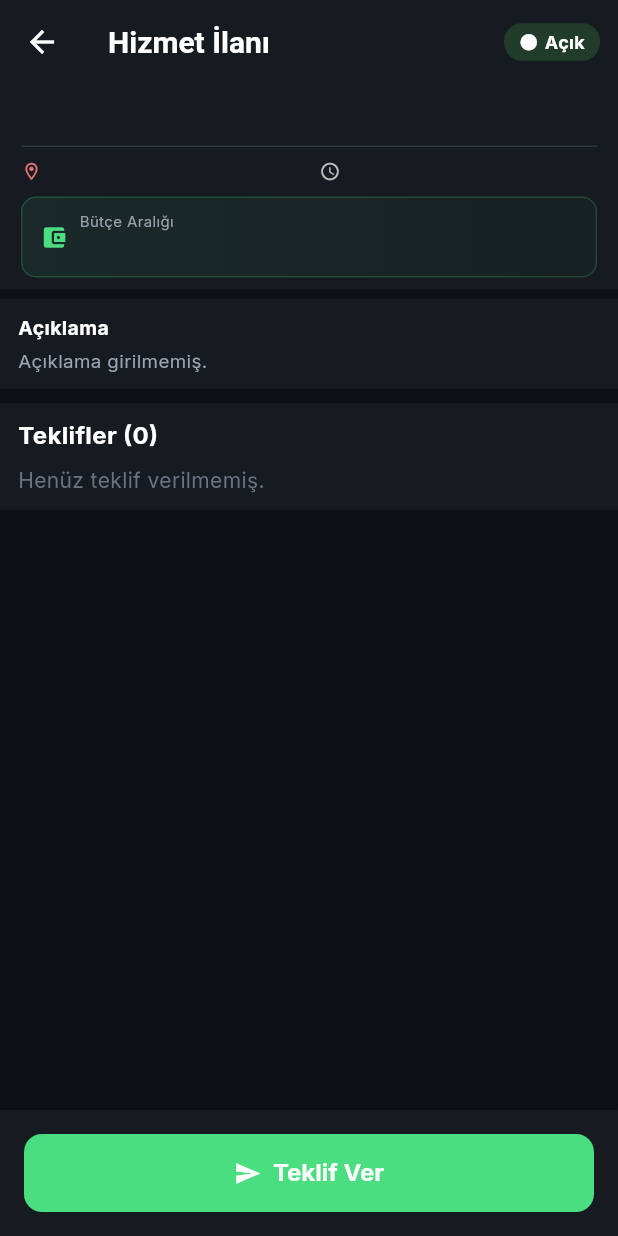
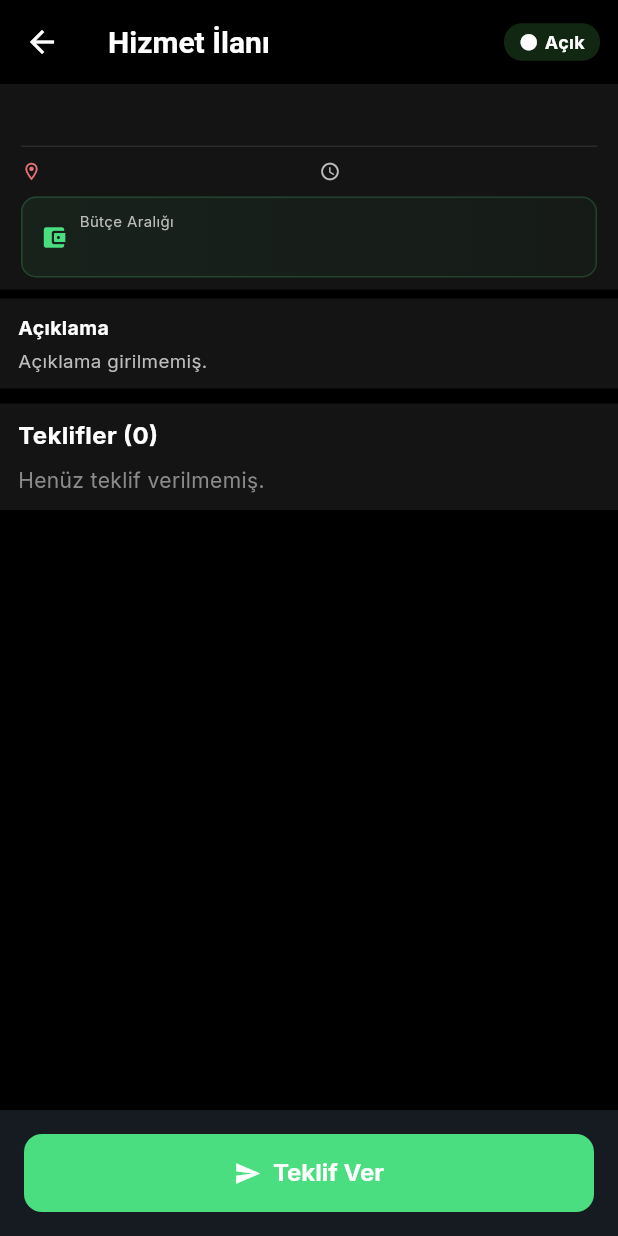
Before and after one commit to omeracet-ai/yapgitsinv2, a Flutter app: the JobDetailScreen screen opened directly with empty values, on a phone screen of 412 x 824 dp. Run offline on Flutter 3.47's test engine with Material 3 defaults, Android fonts, the phone set to English and light mode, and no system bars; our stand-ins replace cached_network_image, chewie, dio, equatable, file_picker, firebase_auth and 25 more; missing offline and left inert: mobile_scanner, record; accounts and stored records are empty; network calls fail.

Commit message:
Revert "fix(phase-394): job_detail_screen theme-aware renkler"
This reverts commit 0125a082c9b6e30eca897056069a482e99c62e96.

```diff
--- a/hizmet_app/lib/features/jobs/presentation/screens/job_detail_screen.dart
+++ b/hizmet_app/lib/features/jobs/presentation/screens/job_detail_screen.dart
@@ -70,16 +70,13 @@ class _JobDetailScreenState extends ConsumerState<JobDetailScreen> {
   // Dark theme constants — Voldi-job-detail-redesign
   // TODO(design): values are close to AppColors.{surface,border,textSecondary}
   // but not exact; left as-is to preserve the redesign's intentional palette.
-  // Phase 394 — Eski hardcoded dark renkler theme-aware AppColors getter'larına
-  // taşındı. Backward compat için isimler korundu ama artık her tema
-  // (light/dark) için doğru rengi döner.
-  Color get _bgColor       => AppColors.background;
-  Color get _surfaceColor  => AppColors.surface;
-  Color get _surfaceColor2 => AppColors.surfaceElevated;
-  Color get _textPrimary   => AppColors.textPrimary;
-  Color get _textSecondary => AppColors.textSecondary;
-  Color get _textHint      => AppColors.textHint;
-  Color get _borderColor   => AppColors.border;
+  static const Color _bgColor = Colors.black;
+  static const Color _surfaceColor = Color(0xFF141414);
+  static const Color _surfaceColor2 = Color(0xFF1E1E1E);
+  static const Color _textPrimary = Colors.white;
+  static const Color _textSecondary = Color(0xFFBDBDBD);
+  static const Color _textHint = Color(0xFF8A8A8A);
+  static const Color _borderColor = Color(0xFF2A2A2A);
 
   Future<void> _doAction(Future<void> Function() action) async {
     setState(() => _actionLoading = true);
@@ -172,15 +169,13 @@ class _JobDetailScreenState extends ConsumerState<JobDetailScreen> {
     return Scaffold(
       backgroundColor: _bgColor,
       appBar: AppBar(
-        title: Text(
+        title: const Text(
           'Hizmet İlanı',
-          style: TextStyle(
-              color: AppColors.headerForeground,
-              fontWeight: FontWeight.w600),
+          style: TextStyle(color: Colors.white, fontWeight: FontWeight.w600),
         ),
-        backgroundColor: AppColors.headerBackground(context),
-        foregroundColor: AppColors.headerForeground,
-        iconTheme: IconThemeData(color: AppColors.headerForeground),
+        backgroundColor: Colors.black,
+        foregroundColor: Colors.white,
+        iconTheme: const IconThemeData(color: Colors.white),
         elevation: 0,
         actions: [
           Container(
@@ -203,7 +198,7 @@ class _JobDetailScreenState extends ConsumerState<JobDetailScreen> {
         ],
       ),
       body: DefaultTextStyle.merge(
-        style: TextStyle(color: _textPrimary),
+        style: const TextStyle(color: _textPrimary),
         child: RefreshIndicator(
           color: AppColors.primary,
           displacement: 50,
@@ -403,7 +398,7 @@ class _JobDetailScreenState extends ConsumerState<JobDetailScreen> {
                       ),
                     ),
                   Text(widget.title,
-                      style: TextStyle(fontSize: 16, fontWeight: FontWeight.bold,
+                      style: const TextStyle(fontSize: 16, fontWeight: FontWeight.bold,
                           color: _textPrimary)),
                 ],
               ),
@@ -411,7 +406,7 @@ class _JobDetailScreenState extends ConsumerState<JobDetailScreen> {
           ]),
 
           const SizedBox(height: 8),
-          Divider(height: 1, color: _borderColor),
+          const Divider(height: 1, color: _borderColor),
           const SizedBox(height: 8),
 
           // Bilgi satırı: konum + zaman + (Phase 333) görüntülenme
@@ -460,7 +455,7 @@ class _JobDetailScreenState extends ConsumerState<JobDetailScreen> {
                 Column(
                   crossAxisAlignment: CrossAxisAlignment.start,
                   children: [
-                    Text('Bütçe Aralığı',
+                    const Text('Bütçe Aralığı',
                         style: TextStyle(fontSize: 10, color: _textSecondary)),
                     Text(budgetStr,
                         style: const TextStyle(fontSize: 15, fontWeight: FontWeight.bold,
@@ -515,7 +510,7 @@ class _JobDetailScreenState extends ConsumerState<JobDetailScreen> {
         crossAxisAlignment: CrossAxisAlignment.start,
         children: [
           Text(isOffer ? 'Hizmeti Veren Usta' : 'İlanı Yayınlayan',
-              style: TextStyle(fontSize: 12, fontWeight: FontWeight.w600,
+              style: const TextStyle(fontSize: 12, fontWeight: FontWeight.w600,
                   color: _textSecondary, letterSpacing: 0.3)),
           const SizedBox(height: 10),
 
@@ -550,7 +545,7 @@ class _JobDetailScreenState extends ConsumerState<JobDetailScreen> {
                         right: -2,
                         child: Container(
                           padding: const EdgeInsets.all(2),
-                          decoration: BoxDecoration(
+                          decoration: const BoxDecoration(
                             color: _surfaceColor2,
                             shape: BoxShape.circle,
                           ),
@@ -579,7 +574,7 @@ class _JobDetailScreenState extends ConsumerState<JobDetailScreen> {
                                     ? '/usta/$customerId'
                                     : '/musteri/$customerId'),
                             child: Text(name,
-                                style: TextStyle(fontSize: 15,
+                                style: const TextStyle(fontSize: 15,
                                     fontWeight: FontWeight.bold,
                                     color: _textPrimary,
                                     decoration: TextDecoration.underline,
@@ -688,7 +683,7 @@ class _JobDetailScreenState extends ConsumerState<JobDetailScreen> {
             Icon(icon, color: iconColor, size: 14),
             const SizedBox(height: 1),
             Text(label,
-                style: TextStyle(
+                style: const TextStyle(
                     fontSize: 12,
                     fontWeight: FontWeight.bold,
                     color: _textPrimary)),
@@ -845,14 +840,14 @@ class _JobDetailScreenState extends ConsumerState<JobDetailScreen> {
       child: Column(
         crossAxisAlignment: CrossAxisAlignment.start,
         children: [
-          Text('Açıklama',
+          const Text('Açıklama',
               style: TextStyle(
                   fontSize: 13,
                   fontWeight: FontWeight.bold,
                   color: _textPrimary)),
           const SizedBox(height: 4),
           Text(description.isNotEmpty ? description : 'Açıklama girilmemiş.',
-              style: TextStyle(
+              style: const TextStyle(
                   color: _textSecondary, height: 1.35, fontSize: 12.5)),
         ],
       ),
@@ -877,7 +872,7 @@ class _JobDetailScreenState extends ConsumerState<JobDetailScreen> {
             padding: const EdgeInsets.symmetric(horizontal: 14),
             child: Row(
               children: [
-                Text('Fotoğraflar',
+                const Text('Fotoğraflar',
                     style: TextStyle(
                         fontSize: 14,
                         fontWeight: FontWeight.bold,
@@ -885,7 +880,7 @@ class _JobDetailScreenState extends ConsumerState<JobDetailScreen> {
                 if (isMulti) ...[
                   const SizedBox(width: 6),
                   Text('(${photos.length})',
-                      style: TextStyle(
+                      style: const TextStyle(
                           fontSize: 11, color: _textSecondary)),
                 ],
               ],
@@ -914,7 +909,7 @@ class _JobDetailScreenState extends ConsumerState<JobDetailScreen> {
                     errorBuilder: (_, __, ___) => Container(
                       height: imgHeight,
                       color: _surfaceColor2,
-                      child: Icon(Icons.broken_image, color: _textHint),
+                      child: const Icon(Icons.broken_image, color: _textHint),
                     ),
                   ),
                 ),
@@ -933,8 +928,8 @@ class _JobDetailScreenState extends ConsumerState<JobDetailScreen> {
       child: Column(
         crossAxisAlignment: CrossAxisAlignment.start,
         children: [
-          Padding(
-            padding: const EdgeInsets.symmetric(horizontal: 14),
+          const Padding(
+            padding: EdgeInsets.symmetric(horizontal: 14),
             child: Text('Videolar',
                 style:
                     TextStyle(fontSize: 16, fontWeight: FontWeight.bold, color: _textPrimary)),
@@ -987,7 +982,7 @@ class _JobDetailScreenState extends ConsumerState<JobDetailScreen> {
                   mainAxisAlignment: MainAxisAlignment.spaceBetween,
                   children: [
                     Text('Teklifler (${offers.length})',
-                        style: TextStyle(
+                        style: const TextStyle(
                             fontSize: 16, fontWeight: FontWeight.bold, color: _textPrimary)),
                     if (offers.any((o) => o['status'] == 'accepted'))
                       Container(
@@ -1008,7 +1003,7 @@ class _JobDetailScreenState extends ConsumerState<JobDetailScreen> {
                 ),
                 const SizedBox(height: 8),
                 if (offers.isEmpty)
-                  Text('Henüz teklif verilmemiş.',
+                  const Text('Henüz teklif verilmemiş.',
                       style: TextStyle(color: _textHint))
                 else
                   ...offers.map((o) => _buildOfferCard(o, canMakeOffer, currentUserId)),
@@ -1236,7 +1231,7 @@ class _JobDetailScreenState extends ConsumerState<JobDetailScreen> {
                     const Icon(Icons.star_rounded, color: Colors.amber, size: 13),
                     const SizedBox(width: 2),
                     Text('${avgRating.toStringAsFixed(1)} ($totalReviews yorum)',
-                        style: TextStyle(fontSize: 11, color: _textSecondary)),
+                        style: const TextStyle(fontSize: 11, color: _textSecondary)),
                     const SizedBox(width: 10),
                   ],
                   if (successRate != null) ...[
@@ -1256,14 +1251,14 @@ class _JobDetailScreenState extends ConsumerState<JobDetailScreen> {
                 if (workerBio.isNotEmpty && !maskForLogout) ...[
                   const SizedBox(height: 4),
                   Text(workerBio, maxLines: 2, overflow: TextOverflow.ellipsis,
-                      style: TextStyle(fontSize: 11, color: _textSecondary)),
+                      style: const TextStyle(fontSize: 11, color: _textSecondary)),
                 ],
                 if (offer['message'] != null &&
                     offer['message'].toString().isNotEmpty &&
                     !maskForLogout) ...[
                   const SizedBox(height: 4),
                   Text(offer['message'].toString(), maxLines: 2, overflow: TextOverflow.ellipsis,
-                      style: TextStyle(fontSize: 12, color: _textHint)),
+                      style: const TextStyle(fontSize: 12, color: _textHint)),
                 ],
                 // Phase 265d — logout lure: bio/message yerine üye olma çağrısı
                 if (maskForLogout) ...[
@@ -1298,7 +1293,7 @@ class _JobDetailScreenState extends ConsumerState<JobDetailScreen> {
                           fontWeight: FontWeight.bold, fontSize: 16))
                 else
                   Row(children: [
-                    Icon(Icons.lock_outline, size: 14, color: _textHint),
+                    const Icon(Icons.lock_outline, size: 14, color: _textHint),
                     const SizedBox(width: 4),
                     Text('Teklif tutarı gizlidir',
                         style: TextStyle(fontSize: 12, color: Colors.grey.shade500,
@@ -1411,7 +1406,7 @@ class _JobDetailScreenState extends ConsumerState<JobDetailScreen> {
                         if (counterMessage != null &&
                             counterMessage.isNotEmpty)
                           Text(counterMessage,
-                              style: TextStyle(
+                              style: const TextStyle(
                                   fontSize: 12,
                                   color: _textSecondary)),
                       ],
@@ -1594,7 +1589,7 @@ class _JobDetailScreenState extends ConsumerState<JobDetailScreen> {
       if (isOwner) {
         return Container(
           padding: const EdgeInsets.all(12),
-          decoration: BoxDecoration(
+          decoration: const BoxDecoration(
             color: _surfaceColor,
             border: Border(top: BorderSide(color: _borderColor)),
           ),
@@ -1616,7 +1611,7 @@ class _JobDetailScreenState extends ConsumerState<JobDetailScreen> {
       } else if (isWorker) {
         return Container(
           padding: const EdgeInsets.all(12),
-          decoration: BoxDecoration(
+          decoration: const BoxDecoration(
             color: _surfaceColor,
             border: Border(top: BorderSide(color: _borderColor)),
           ),
@@ -2095,7 +2090,7 @@ class _JobDetailScreenState extends ConsumerState<JobDetailScreen> {
             maxLines: 1,
             overflow: TextOverflow.ellipsis,
             style:
-                TextStyle(fontSize: 12, color: _textSecondary)),
+                const TextStyle(fontSize: 12, color: _textSecondary)),
       ),
     ]);
   }
```
